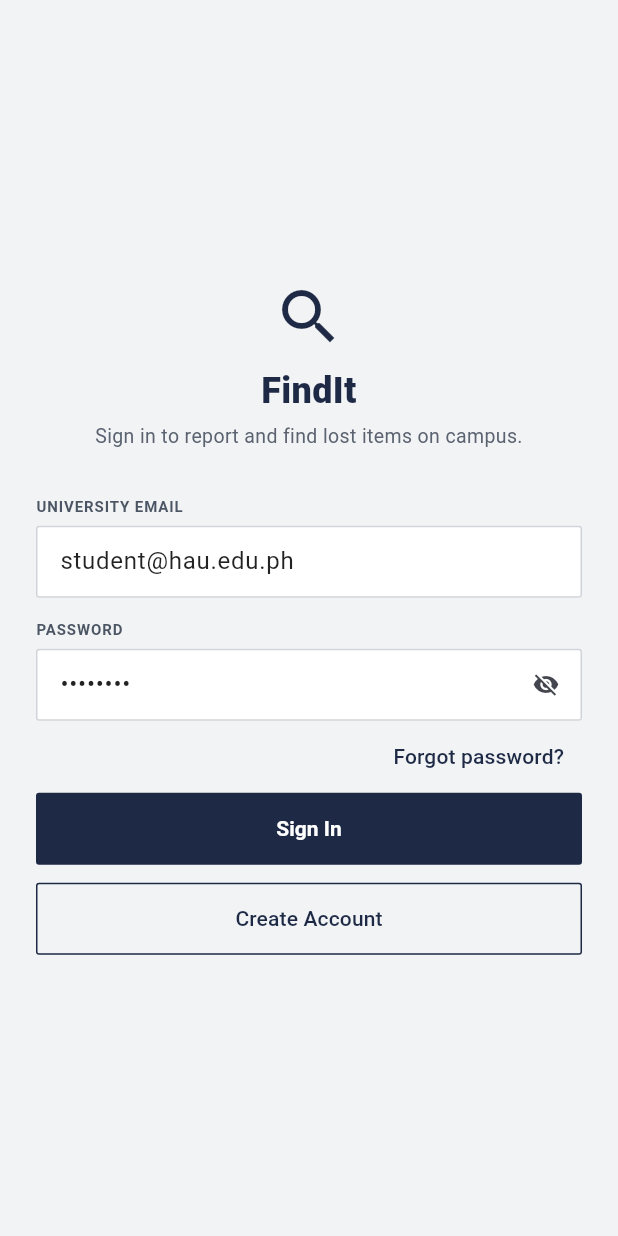
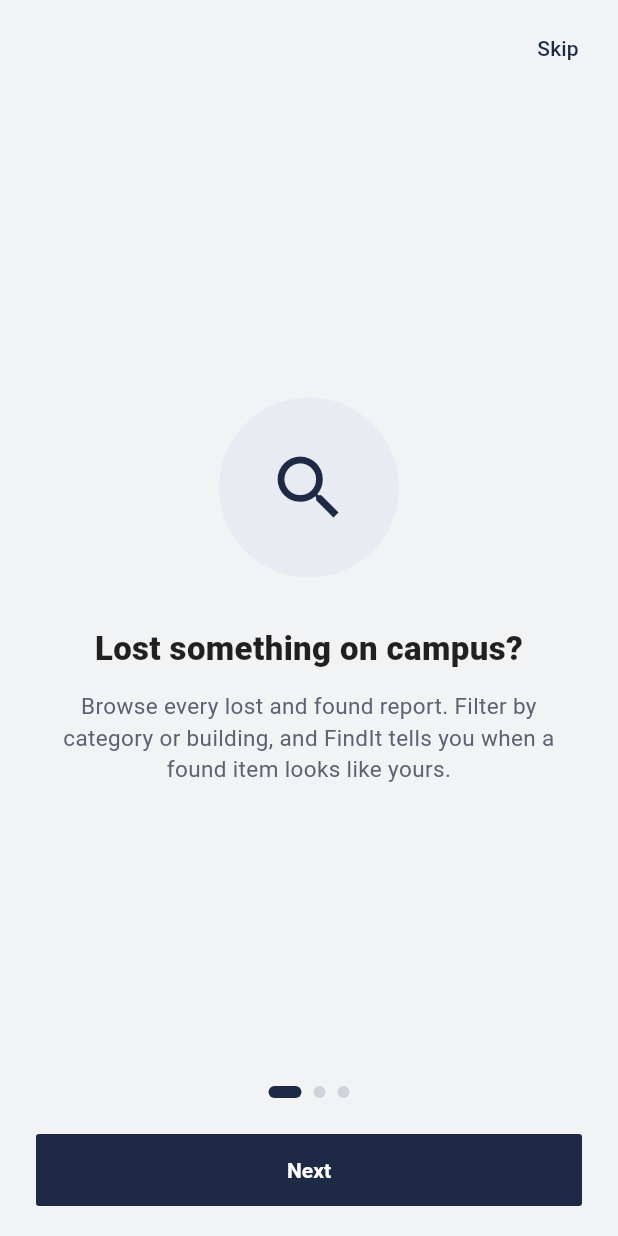
Before and after one commit to aioicchi/HAU-6ADET-FindIt, a Flutter app: the screen it shows after launch, on a phone screen of 412 x 824 dp. Run offline on Flutter 3.47's test engine with Material 3 defaults, Android fonts, the phone set to English and light mode, and no system bars; our stand-ins replace image_picker, share_plus, shared_preferences; accounts and stored records are empty.

Commit message:
Add first-launch onboarding slides

```diff
--- /dev/null
+++ b/lib/features/onboarding/onboarding_screen.dart
@@ -0,0 +1,144 @@
+import 'package:flutter/material.dart';
+
+import 'package:findit/core/theme/app_colors.dart';
+import 'package:findit/core/theme/app_text_styles.dart';
+
+import 'onboarding_state.dart';
+
+/// Three intro slides: Browse, Report, Claim. Shown once after the splash
+/// screen, and again from Profile > How FindIt Works.
+class OnboardingScreen extends StatefulWidget {
+  const OnboardingScreen({super.key, required this.onDone});
+
+  /// Called when the user taps Skip or Get Started.
+  final VoidCallback onDone;
+
+  @override
+  State<OnboardingScreen> createState() => _OnboardingScreenState();
+}
+
+class _Slide {
+  const _Slide(this.icon, this.title, this.body);
+
+  final IconData icon;
+  final String title;
+  final String body;
+}
+
+const _slides = [
+  _Slide(
+    Icons.search,
+    'Lost something on campus?',
+    'Browse every lost and found report. Filter by category or building, and FindIt tells you when a found item looks like yours.',
+  ),
+  _Slide(
+    Icons.add_box_outlined,
+    'Found something? Report it',
+    'Add a photo, pick where you found it, and say where the owner can claim it. Your contact info stays private.',
+  ),
+  _Slide(
+    Icons.verified_user_outlined,
+    'Claim it safely',
+    "Answer the finder's question to prove it's yours. Once they approve, you'll know exactly where to pick it up.",
+  ),
+];
+
+class _OnboardingScreenState extends State<OnboardingScreen> {
+  final _pages = PageController();
+  int _page = 0;
+
+  bool get _isLast => _page == _slides.length - 1;
+
+  @override
+  void dispose() {
+    _pages.dispose();
+    super.dispose();
+  }
+
+  void _finish() {
+    onboarding.markSeen();
+    widget.onDone();
+  }
+
+  void _next() {
+    if (_isLast) {
+      _finish();
+      return;
+    }
+    final reduceMotion = MediaQuery.disableAnimationsOf(context);
+    if (reduceMotion) {
+      _pages.jumpToPage(_page + 1);
+    } else {
+      _pages.nextPage(duration: const Duration(milliseconds: 300), curve: Curves.easeOutCubic);
+    }
+  }
+
+  @override
+  Widget build(BuildContext context) => Scaffold(
+        body: SafeArea(
+          child: Column(children: [
+            Align(
+              alignment: Alignment.centerRight,
+              child: Padding(
+                padding: const EdgeInsets.all(8),
+                // Hidden on the last slide, where Get Started does the same thing.
+                child: Visibility(
+                  visible: !_isLast,
+                  maintainSize: true,
+                  maintainAnimation: true,
+                  maintainState: true,
+                  child: TextButton(onPressed: _finish, child: const Text('Skip')),
+                ),
+              ),
+            ),
+            Expanded(
+              child: PageView(
+                controller: _pages,
+                onPageChanged: (i) => setState(() => _page = i),
+                children: [
+                  for (final (i, s) in _slides.indexed)
+                    Semantics(
+                      label: 'Step ${i + 1} of ${_slides.length}',
+                      child: Padding(
+                        padding: const EdgeInsets.symmetric(horizontal: 32),
+                        child: Column(mainAxisAlignment: MainAxisAlignment.center, children: [
+                          Container(
+                            width: 120,
+                            height: 120,
+                            decoration: BoxDecoration(color: AppColors.banner, shape: BoxShape.circle),
+                            child: Icon(s.icon, size: 56, color: AppColors.navy),
+                          ),
+                          const SizedBox(height: 32),
+                          Text(s.title, textAlign: TextAlign.center, style: const TextStyle(fontSize: 22, fontWeight: FontWeight.w800)),
+                          const SizedBox(height: 12),
+                          Text(s.body, textAlign: TextAlign.center, style: AppTextStyles.caption.copyWith(fontSize: 15, height: 1.4)),
+                        ]),
+                      ),
+                    ),
+                ],
+              ),
+            ),
+            // Page dots: decorative, the slide itself already says "Step x of 3".
+            ExcludeSemantics(
+              child: Row(mainAxisAlignment: MainAxisAlignment.center, children: [
+                for (var i = 0; i < _slides.length; i++)
+                  AnimatedContainer(
+                    duration: MediaQuery.disableAnimationsOf(context) ? Duration.zero : const Duration(milliseconds: 200),
+                    margin: const EdgeInsets.symmetric(horizontal: 4),
+                    width: i == _page ? 22 : 8,
+                    height: 8,
+                    decoration: BoxDecoration(
+                      color: i == _page ? AppColors.navy : AppColors.line,
+                      borderRadius: BorderRadius.circular(4),
+                    ),
+                  ),
+              ]),
+            ),
+            Padding(
+              padding: const EdgeInsets.fromLTRB(24, 24, 24, 20),
+              child: FilledButton(onPressed: _next, child: Text(_isLast ? 'Get Started' : 'Next')),
+            ),
+          ]),
+        ),
+      );
+}
--- a/lib/features/splash/splash_screen.dart
+++ b/lib/features/splash/splash_screen.dart
@@ -2,6 +2,8 @@ import 'package:flutter/material.dart';
 
 import 'package:findit/core/theme/app_colors.dart';
 import 'package:findit/features/auth/auth_gate.dart';
+import 'package:findit/features/onboarding/onboarding_screen.dart';
+import 'package:findit/features/onboarding/onboarding_state.dart';
 
 class SplashScreen extends StatefulWidget {
   const SplashScreen({super.key});
@@ -16,7 +18,15 @@ class _SplashScreenState extends State<SplashScreen> {
     super.initState();
     Future.delayed(const Duration(milliseconds: 1400), () {
       if (!mounted) return;
-      Navigator.pushReplacement(context, MaterialPageRoute(builder: (_) => const AuthGate()));
+      // Captured now: the onboarding moves on after this splash screen is gone.
+      final navigator = Navigator.of(context);
+      // First visit on this device: the intro slides, then login.
+      final next = onboarding.seen
+          ? const AuthGate()
+          : OnboardingScreen(
+              onDone: () => navigator.pushReplacement(MaterialPageRoute(builder: (_) => const AuthGate())),
+            );
+      navigator.pushReplacement(MaterialPageRoute(builder: (_) => next));
     });
   }
 
--- a/lib/main.dart
+++ b/lib/main.dart
@@ -3,9 +3,10 @@ import 'package:flutter/material.dart';
 import 'app.dart';
 import 'core/theme/theme_controller.dart';
 import 'data/app_store.dart';
+import 'features/onboarding/onboarding_state.dart';
 
 Future<void> main() async {
   WidgetsFlutterBinding.ensureInitialized();
-  await Future.wait([store.load(), themeController.load()]);
+  await Future.wait([store.load(), themeController.load(), onboarding.load()]);
   runApp(const FindItApp());
 }
```
Also changed, not shown: lib/features/onboarding/onboarding_state.dart (added, +28 -0 lines), lib/features/profile/profile_screen.dart (+4 -19 lines), 2 other files.
